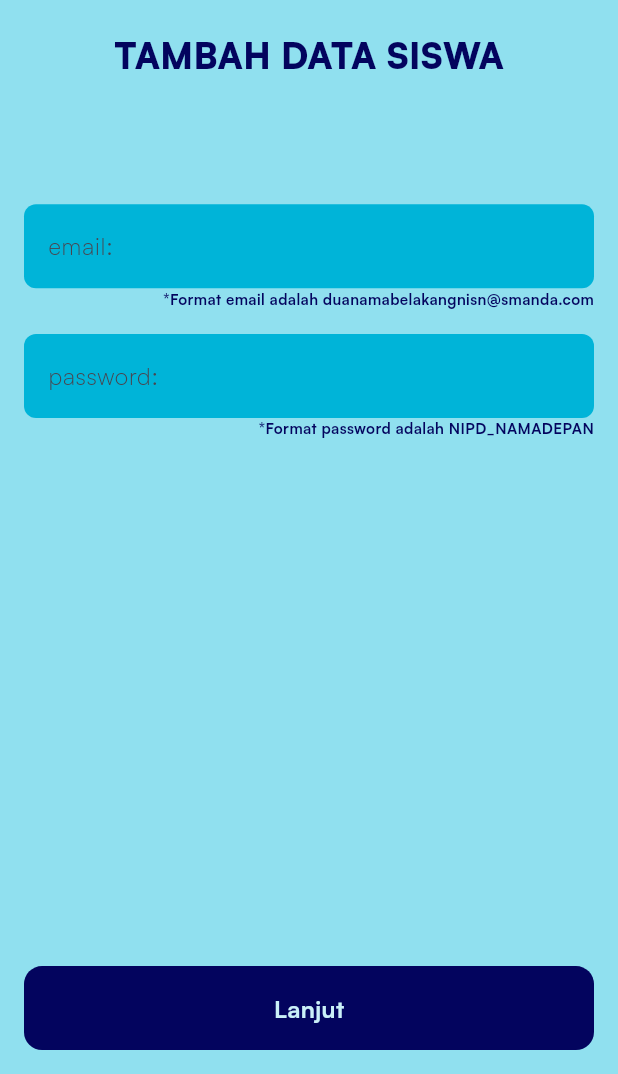
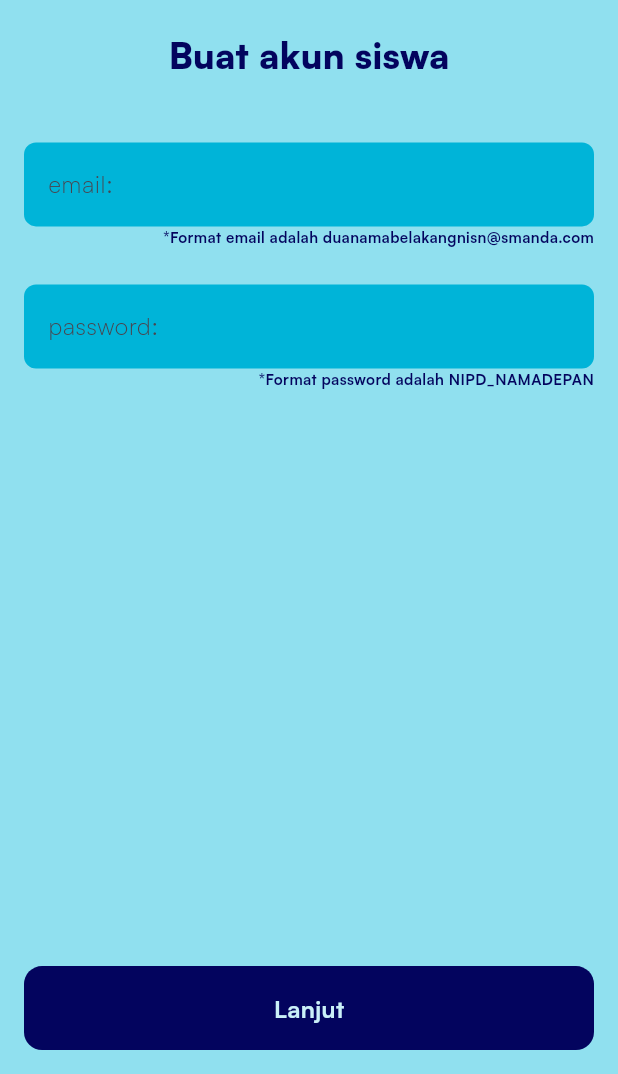
Before and after one commit to FarhanAshari23/SistemInformasiSmanda, a Flutter app: the AddStudentView screen opened directly, on a phone screen of 412 x 824 dp, the part 162-1236 px from its top. Run offline on Flutter 3.47's test engine with Material 3 defaults, Android fonts, the light colour scheme and no system bars; our stand-ins replace barcode_widget, cached_network_image, cloud_firestore, dartz, firebase_auth, firebase_core and 7 more; missing offline and left inert: mobile_scanner, onesignal_flutter, stacked_listview; accounts and stored records are empty; network calls fail.

Commit message:
move buat akun ke halaman login

```diff
--- a/lib/presentation/auth/views/ack_add_student_view.dart
+++ b/lib/presentation/auth/views/ack_add_student_view.dart
@@ -12,6 +12,7 @@ import 'package:new_sistem_informasi_smanda/presentation/home/views/home_view_ad
 import '../../../common/bloc/button/button_state.dart';
 import '../../../common/widget/appbar/basic_appbar.dart';
 import '../../../core/configs/theme/app_colors.dart';
+import 'login_view.dart';
 
 class AckAddStudentView extends StatelessWidget {
   final UserCreationReq userCreationReq;
@@ -111,9 +112,9 @@ class AckAddStudentView extends StatelessWidget {
                             );
                         AppNavigator.push(
                           context,
-                          const SuccesPage(
-                            page: HomeViewAdmin(),
-                            title: "Data Siswa Berhasil Ditambahkan",
+                          SuccesPage(
+                            page: LoginView(),
+                            title: "Akun berhasil dibuat",
                           ),
                         );
                       },
--- a/lib/presentation/auth/views/add_student_account.dart
+++ b/lib/presentation/auth/views/add_student_account.dart
@@ -29,14 +29,14 @@ class AddStudentView extends StatelessWidget {
               child: Column(
                 children: [
                   const Text(
-                    'TAMBAH DATA SISWA',
+                    'Buat akun siswa',
                     style: TextStyle(
                       fontSize: 24,
                       fontWeight: FontWeight.w900,
                       color: AppColors.primary,
                     ),
                   ),
-                  SizedBox(height: height * 0.1),
+                  SizedBox(height: height * 0.05),
                   TextField(
                     controller: _emailC,
                     autocorrect: false,
@@ -55,7 +55,7 @@ class AddStudentView extends StatelessWidget {
                       ),
                     ),
                   ),
-                  SizedBox(height: height * 0.02),
+                  SizedBox(height: height * 0.03),
                   TextField(
                     controller: _passC,
                     autocorrect: false,
```
